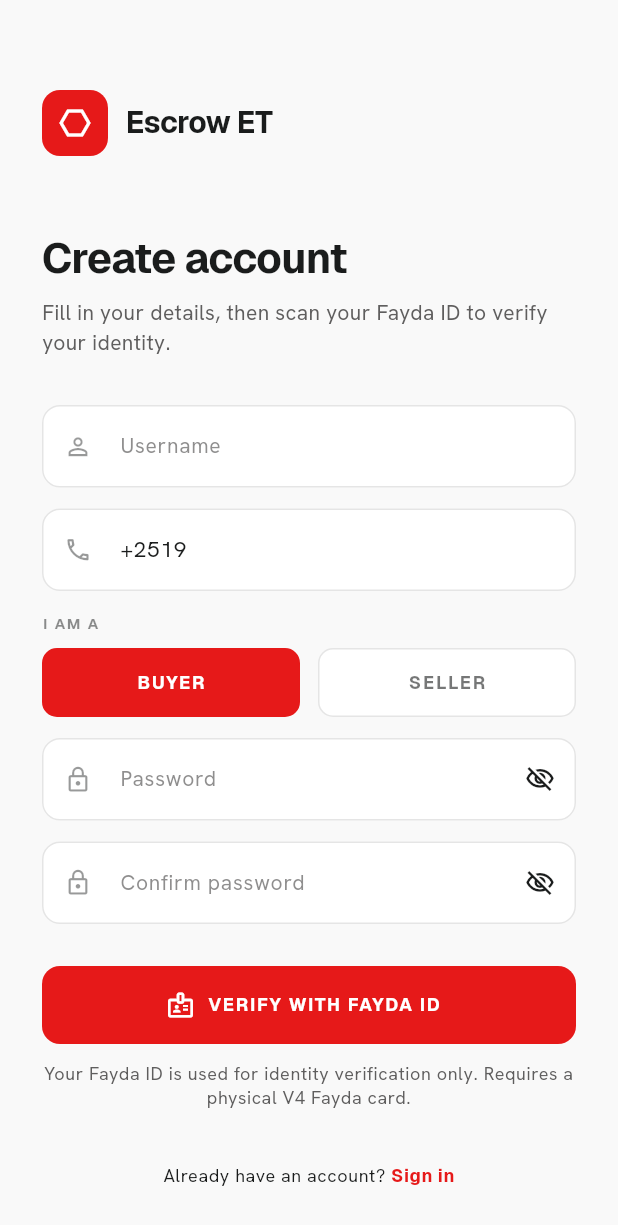
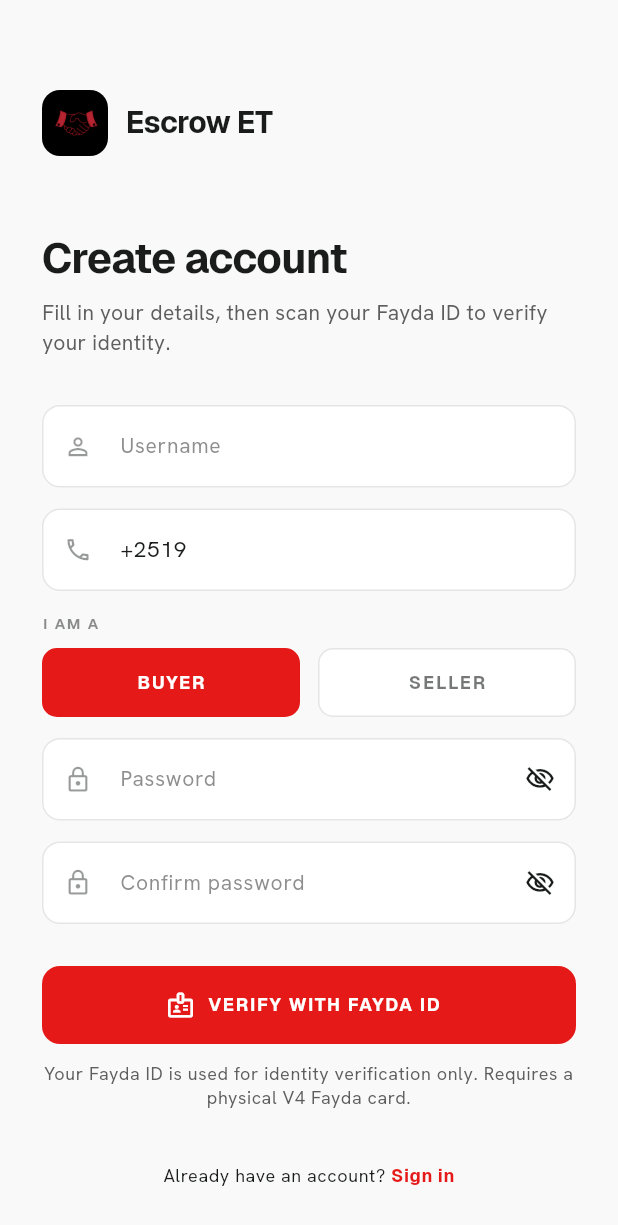
Before and after one commit to sudik2005/Escrow-ET, a Flutter app: the screen it shows after launch, after a tap on "SIGN IN", after a tap on "SIGN IN WITH FAYDA ID", after a tap on "Create account", on a phone screen of 412 x 824 dp. Shown: the top 1225 px of the screen. Run offline on Flutter 3.47's test engine with Material 3 defaults, Android fonts, the phone set to English and light mode, and no system bars; our stand-ins replace flutter_riverpod, google_fonts, hive_flutter, image_picker, qr_flutter; missing offline and left inert: image_picker_android, image_picker_platform_interface, mobile_scanner, pointycastle; accounts and stored records are empty.

Commit message:
feat(mobile): use Escrow ET logo image in login and register screens
Added web/src/assets/logo dark.png to mobile/assets/logo.png, registered
it in pubspec.yaml, and replaced the placeholder hexagon icon in the
brand mark with the actual logo on both login and register screens.

```diff
--- a/mobile/lib/ui/screens/login_screen.dart
+++ b/mobile/lib/ui/screens/login_screen.dart
@@ -85,15 +85,14 @@
                 // ── Brand mark ───────────────────────────────────────────────
                 Row(
                   children: [
-                    Container(
-                      width: 44,
-                      height: 44,
-                      decoration: BoxDecoration(
-                        color: AppColors.crimson,
-                        borderRadius: BorderRadius.circular(12),
+                    ClipRRect(
+                      borderRadius: BorderRadius.circular(12),
+                      child: Image.asset(
+                        'assets/logo.png',
+                        width: 44,
+                        height: 44,
+                        fit: BoxFit.cover,
                       ),
-                      child: const Icon(Icons.hexagon_outlined,
-                          color: AppColors.snow, size: 24),
                     ),
                     const SizedBox(width: 12),
                     Text(
--- a/mobile/lib/ui/screens/register_screen.dart
+++ b/mobile/lib/ui/screens/register_screen.dart
@@ -97,15 +97,14 @@
                 // ── Brand mark ───────────────────────────────────────────────
                 Row(
                   children: [
-                    Container(
-                      width: 44,
-                      height: 44,
-                      decoration: BoxDecoration(
-                        color: AppColors.crimson,
-                        borderRadius: BorderRadius.circular(12),
+                    ClipRRect(
+                      borderRadius: BorderRadius.circular(12),
+                      child: Image.asset(
+                        'assets/logo.png',
+                        width: 44,
+                        height: 44,
+                        fit: BoxFit.cover,
                       ),
-                      child: const Icon(Icons.hexagon_outlined,
-                          color: AppColors.snow, size: 24),
                     ),
                     const SizedBox(width: 12),
                     Text(
--- a/mobile/pubspec.yaml
+++ b/mobile/pubspec.yaml
@@ -67,10 +67,8 @@
   # the material Icons class.
   uses-material-design: true
 
-  # To add assets to your application, add an assets section, like this:
-  # assets:
-  #   - images/a_dot_burr.jpeg
-  #   - images/a_dot_ham.jpeg
+  assets:
+    - assets/logo.png
 
   # An image asset can refer to one or more resolution-specific "variants", see
   # https://flutter.dev/to/resolution-aware-images
```
Also changed, not shown: mobile/assets/logo.png (added).
